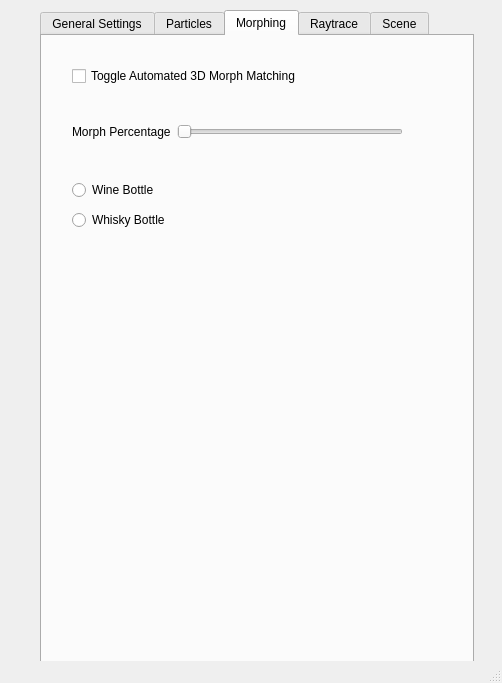
Qt form src/Qt/mainwindow.ui (UMLComputerGraphics/GraphicsProject) before a commit.
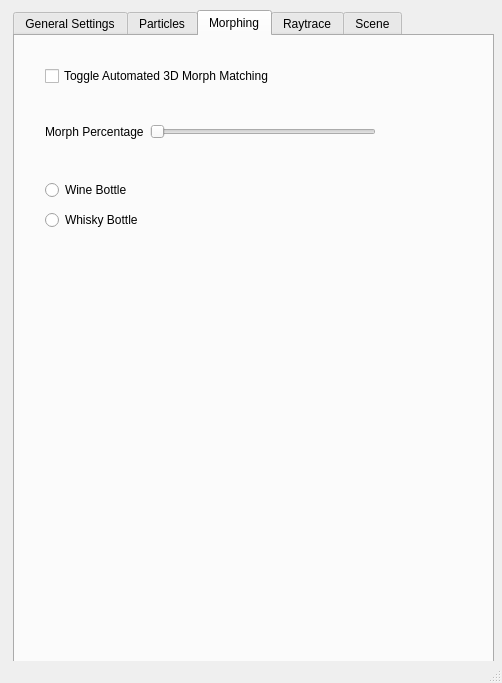
The same form after that commit. The open tabs and pages were chosen to show the change.

The edit to the form file:
```diff
--- a/src/Qt/mainwindow.ui
+++ b/src/Qt/mainwindow.ui
@@ -20,9 +20,9 @@
    <widget class="QTabWidget" name="tabWidget">
     <property name="geometry">
      <rect>
-      <x>40</x>
+      <x>13</x>
       <y>10</y>
-      <width>434</width>
+      <width>481</width>
       <height>695</height>
      </rect>
     </property>
@@ -1026,7 +1026,7 @@
        <rect>
         <x>30</x>
         <y>30</y>
-        <width>281</width>
+        <width>301</width>
         <height>20</height>
        </rect>
       </property>
```
Left out of the diff: 6 changed lines with no effect on the pictures.
